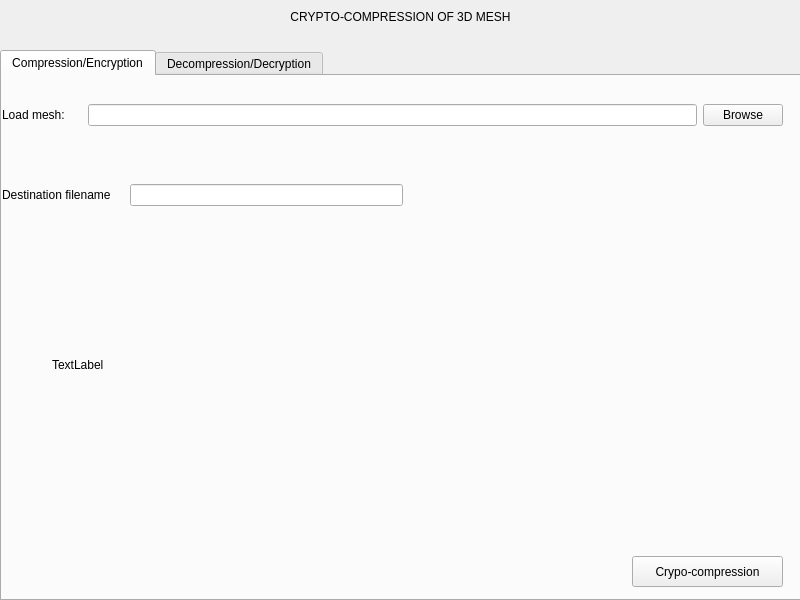
Above: Crypto-compression_of_3D_objects/Code/Crypto-compression_of_3D_objects/Interface/mainWindows.ui from EmeryBV/Crypto-compression_of_3D_objects before the change. Below: the same form after it.
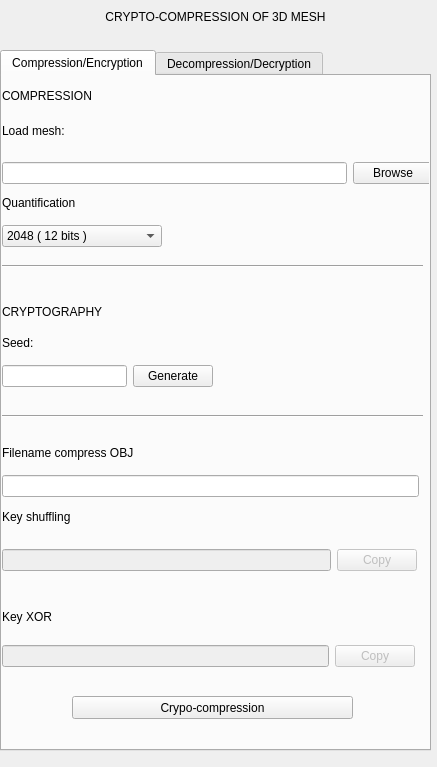
That is the form after the change. The open tabs and pages were chosen to show the change.

Patch:
```diff
--- a/Crypto-compression_of_3D_objects/Code/Crypto-compression_of_3D_objects/Interface/mainWindows.ui
+++ b/Crypto-compression_of_3D_objects/Code/Crypto-compression_of_3D_objects/Interface/mainWindows.ui
@@ -6,8 +6,8 @@
    <rect>
     <x>0</x>
     <y>0</y>
-    <width>800</width>
-    <height>600</height>
+    <width>437</width>
+    <height>767</height>
    </rect>
   </property>
   <property name="windowTitle">
@@ -19,7 +19,7 @@
      <rect>
       <x>0</x>
       <y>6</y>
-      <width>801</width>
+      <width>431</width>
       <height>21</height>
      </rect>
     </property>
@@ -35,8 +35,8 @@
      <rect>
       <x>0</x>
       <y>50</y>
-      <width>801</width>
-      <height>551</height>
+      <width>431</width>
+      <height>701</height>
      </rect>
     </property>
     <property name="currentIndex">
@@ -46,75 +46,360 @@
      <attribute name="title">
       <string>Compression/Encryption</string>
      </attribute>
-     <widget class="QWidget" name="horizontalLayoutWidget">
+     <widget class="QLabel" name="label_6">
       <property name="geometry">
        <rect>
         <x>0</x>
         <y>0</y>
-        <width>781</width>
-        <height>78</height>
+        <width>300</width>
+        <height>40</height>
        </rect>
       </property>
-      <layout class="QHBoxLayout" name="horizontalLayout">
+      <property name="maximumSize">
+       <size>
+        <width>300</width>
+        <height>40</height>
+       </size>
+      </property>
+      <property name="styleSheet">
+       <string notr="true">font: 14pt &quot;RaghuMalayalamSans&quot;;</string>
+      </property>
+      <property name="text">
+       <string>COMPRESSION</string>
+      </property>
+      <property name="textFormat">
+       <enum>Qt::AutoText</enum>
+      </property>
+     </widget>
+     <widget class="QWidget" name="verticalLayoutWidget_2">
+      <property name="geometry">
+       <rect>
+        <x>0</x>
+        <y>30</y>
+        <width>431</width>
+        <height>80</height>
+       </rect>
+      </property>
+      <layout class="QVBoxLayout" name="verticalLayout_5">
        <item>
         <widget class="QLabel" name="label_2">
+         <property name="maximumSize">
+          <size>
+           <width>16777215</width>
+           <height>50</height>
+          </size>
+         </property>
          <property name="text">
           <string>Load mesh:     </string>
          </property>
         </widget>
        </item>
        <item>
-        <widget class="QLineEdit" name="filePath"/>
+        <layout class="QHBoxLayout" name="horizontalLayout">
+         <item>
+          <widget class="QLineEdit" name="filePath"/>
+         </item>
+         <item>
+          <widget class="QPushButton" name="browse">
+           <property name="text">
+            <string>Browse</string>
+           </property>
+          </widget>
+         </item>
+        </layout>
        </item>
+      </layout>
+     </widget>
+     <widget class="QWidget" name="verticalLayoutWidget">
+      <property name="geometry">
+       <rect>
+        <x>0</x>
+        <y>110</y>
+        <width>160</width>
+        <height>61</height>
+       </rect>
+      </property>
+      <layout class="QVBoxLayout" name="verticalLayout_4">
        <item>
-        <widget class="QPushButton" name="browse">
+        <widget class="QLabel" name="label_5">
          <property name="text">
-          <string>Browse</string>
+          <string>Quantification</string>
          </property>
         </widget>
+       </item>
+       <item>
+        <widget class="QComboBox" name="quantification">
+         <property name="editable">
+          <bool>false</bool>
+         </property>
+         <item>
+          <property name="text">
+           <string>2048 ( 12 bits )</string>
+          </property>
+         </item>
+         <item>
+          <property name="text">
+           <string>1024 ( 11 bits )</string>
+          </property>
+         </item>
+         <item>
+          <property name="text">
+           <string>512 ( 10 bits )</string>
+          </property>
+         </item>
+         <item>
+          <property name="text">
+           <string>256 ( 9 bits )</string>
+          </property>
+         </item>
+         <item>
+          <property name="text">
+           <string>128 ( 8 bits )</string>
+          </property>
+         </item>
+         <item>
+          <property name="text">
+           <string>64  ( 7 bits )</string>
+          </property>
+         </item>
+         <item>
+          <property name="text">
+           <string>32 ( 6 bits )</string>
+          </property>
+         </item>
+         <item>
+          <property name="text">
+           <string>16 ( 5 bits )</string>
+          </property>
+         </item>
+         <item>
+          <property name="text">
+           <string>8 ( 4 bits )</string>
+          </property>
+         </item>
+         <item>
+          <property name="text">
+           <string>4 (3 bits )</string>
+          </property>
+         </item>
+         <item>
+          <property name="text">
+           <string>3 (2 bits )</string>
+          </property>
+         </item>
+         <item>
+          <property name="text">
+           <string>2 (1 bits )</string>
+          </property>
+         </item>
+        </widget>
+       </item>
+      </layout>
+     </widget>
+     <widget class="QLabel" name="label_7">
+      <property name="geometry">
+       <rect>
+        <x>0</x>
+        <y>220</y>
+        <width>201</width>
+        <height>31</height>
+       </rect>
+      </property>
+      <property name="styleSheet">
+       <string notr="true">font: 14pt &quot;RaghuMalayalamSans&quot;;</string>
+      </property>
+      <property name="text">
+       <string>CRYPTOGRAPHY</string>
+      </property>
+      <property name="textFormat">
+       <enum>Qt::AutoText</enum>
+      </property>
+      <property name="scaledContents">
+       <bool>false</bool>
+      </property>
+     </widget>
+     <widget class="QWidget" name="">
+      <property name="geometry">
+       <rect>
+        <x>0</x>
+        <y>250</y>
+        <width>211</width>
+        <height>61</height>
+       </rect>
+      </property>
+      <layout class="QVBoxLayout" name="verticalLayout_3">
+       <item>
+        <widget class="QLabel" name="label_8">
+         <property name="text">
+          <string>Seed: </string>
+         </property>
+        </widget>
+       </item>
+       <item>
+        <layout class="QHBoxLayout" name="horizontalLayout_2">
+         <item>
+          <widget class="QLineEdit" name="seed"/>
+         </item>
+         <item>
+          <widget class="QPushButton" name="generateSeed">
+           <property name="text">
+            <string>Generate</string>
+           </property>
+          </widget>
+         </item>
+        </layout>
        </item>
       </layout>
      </widget>
      <widget class="QPushButton" name="execute">
       <property name="geometry">
        <rect>
-        <x>630</x>
-        <y>480</y>
-        <width>151</width>
-        <height>31</height>
+        <x>70</x>
+        <y>620</y>
+        <width>281</width>
+        <height>23</height>
        </rect>
       </property>
       <property name="text">
        <string>Crypo-compression</string>
       </property>
      </widget>
-     <widget class="QLabel" name="label_3">
+     <widget class="QLabel" name="label_11">
+      <property name="enabled">
+       <bool>true</bool>
+      </property>
       <property name="geometry">
        <rect>
-        <x>50</x>
-        <y>280</y>
-        <width>67</width>
-        <height>17</height>
+        <x>0</x>
+        <y>420</y>
+        <width>91</width>
+        <height>41</height>
        </rect>
       </property>
       <property name="text">
-       <string>TextLabel</string>
+       <string>Key shuffling </string>
       </property>
      </widget>
-     <widget class="QWidget" name="horizontalLayoutWidget_2">
+     <widget class="QWidget" name="">
       <property name="geometry">
        <rect>
         <x>0</x>
-        <y>80</y>
-        <width>401</width>
-        <height>78</height>
+        <y>460</y>
+        <width>415</width>
+        <height>48</height>
        </rect>
       </property>
-      <layout class="QHBoxLayout" name="horizontalLayout_2">
+      <layout class="QHBoxLayout" name="horizontalLayout_5">
+       <item>
+        <widget class="QLineEdit" name="shufflingKey">
+         <property name="enabled">
+          <bool>false</bool>
+         </property>
+         <property name="readOnly">
+          <bool>true</bool>
+         </property>
+        </widget>
+       </item>
+       <item>
+        <widget class="QPushButton" name="copyShuffling">
+         <property name="enabled">
+          <bool>false</bool>
+         </property>
+         <property name="text">
+          <string>Copy</string>
+         </property>
+        </widget>
+       </item>
+      </layout>
+     </widget>
+     <widget class="QLabel" name="label_12">
+      <property name="enabled">
+       <bool>true</bool>
+      </property>
+      <property name="geometry">
+       <rect>
+        <x>0</x>
+        <y>510</y>
+        <width>61</width>
+        <height>61</height>
+       </rect>
+      </property>
+      <property name="text">
+       <string>Key XOR</string>
+      </property>
+     </widget>
+     <widget class="QWidget" name="">
+      <property name="geometry">
+       <rect>
+        <x>0</x>
+        <y>560</y>
+        <width>413</width>
+        <height>41</height>
+       </rect>
+      </property>
+      <layout class="QHBoxLayout" name="horizontalLayout_7">
+       <item>
+        <widget class="QLineEdit" name="XORKey">
+         <property name="enabled">
+          <bool>false</bool>
+         </property>
+         <property name="readOnly">
+          <bool>true</bool>
+         </property>
+        </widget>
+       </item>
+       <item>
+        <widget class="QPushButton" name="copyXOR">
+         <property name="enabled">
+          <bool>false</bool>
+         </property>
+         <property name="text">
+          <string>Copy</string>
+         </property>
+        </widget>
+       </item>
+      </layout>
+     </widget>
+     <widget class="Line" name="line">
+      <property name="geometry">
+       <rect>
+        <x>0</x>
+        <y>180</y>
+        <width>421</width>
+        <height>20</height>
+       </rect>
+      </property>
+      <property name="orientation">
+       <enum>Qt::Horizontal</enum>
+      </property>
+     </widget>
+     <widget class="Line" name="line_2">
+      <property name="geometry">
+       <rect>
+        <x>0</x>
+        <y>330</y>
+        <width>421</width>
+        <height>20</height>
+       </rect>
+      </property>
+      <property name="orientation">
+       <enum>Qt::Horizontal</enum>
+      </property>
+     </widget>
+     <widget class="QWidget" name="">
+      <property name="geometry">
+       <rect>
+        <x>0</x>
+        <y>360</y>
+        <width>417</width>
+        <height>61</height>
+       </rect>
+      </property>
+      <layout class="QVBoxLayout" name="verticalLayout">
        <item>
         <widget class="QLabel" name="label_4">
          <property name="text">
-          <string>Destination filename    </string>
+          <string>Filename compress OBJ</string>
          </property>
         </widget>
        </item>
@@ -128,6 +413,182 @@
      <attribute name="title">
       <string>Decompression/Decryption</string>
      </attribute>
+     <widget class="QPushButton" name="execute2">
+      <property name="geometry">
+       <rect>
+        <x>70</x>
+        <y>620</y>
+        <width>281</width>
+        <height>23</height>
+       </rect>
+      </property>
+      <property name="text">
+       <string>Decrypt/Decompress</string>
+      </property>
+     </widget>
+     <widget class="QWidget" name="layoutWidget_3">
+      <property name="geometry">
+       <rect>
+        <x>0</x>
+        <y>240</y>
+        <width>413</width>
+        <height>41</height>
+       </rect>
+      </property>
+      <layout class="QHBoxLayout" name="horizontalLayout_8">
+       <item>
+        <widget class="QLineEdit" name="XORKeyDecrypt">
+         <property name="enabled">
+          <bool>true</bool>
+         </property>
+         <property name="readOnly">
+          <bool>false</bool>
+         </property>
+        </widget>
+       </item>
+      </layout>
+     </widget>
+     <widget class="Line" name="line_3">
+      <property name="geometry">
+       <rect>
+        <x>0</x>
+        <y>300</y>
+        <width>421</width>
+        <height>20</height>
+       </rect>
+      </property>
+      <property name="orientation">
+       <enum>Qt::Horizontal</enum>
+      </property>
+     </widget>
+     <widget class="QLabel" name="label_13">
+      <property name="enabled">
+       <bool>true</bool>
+      </property>
+      <property name="geometry">
+       <rect>
+        <x>0</x>
+        <y>210</y>
+        <width>61</width>
+        <height>31</height>
+       </rect>
+      </property>
+      <property name="text">
+       <string>Key XOR</string>
+      </property>
+     </widget>
+     <widget class="QWidget" name="layoutWidget_2">
+      <property name="geometry">
+       <rect>
+        <x>0</x>
+        <y>160</y>
+        <width>415</width>
+        <height>48</height>
+       </rect>
+      </property>
+      <layout class="QHBoxLayout" name="horizontalLayout_6">
+       <item>
+        <widget class="QLineEdit" name="shufflingKeyDecrypt">
+         <property name="enabled">
+          <bool>true</bool>
+         </property>
+         <property name="readOnly">
+          <bool>false</bool>
+         </property>
+        </widget>
+       </item>
+      </layout>
+     </widget>
+     <widget class="QWidget" name="verticalLayoutWidget_4">
+      <property name="geometry">
+       <rect>
+        <x>0</x>
+        <y>10</y>
+        <width>431</width>
+        <height>81</height>
+       </rect>
+      </property>
+      <layout class="QVBoxLayout" name="verticalLayout_8">
+       <item>
+        <widget class="QLabel" name="label_3">
+         <property name="maximumSize">
+          <size>
+           <width>16777215</width>
+           <height>50</height>
+          </size>
+         </property>
+         <property name="text">
+          <string>Browse compress file</string>
+         </property>
+        </widget>
+       </item>
+       <item>
+        <layout class="QHBoxLayout" name="horizontalLayout_9">
+         <item>
+          <widget class="QLineEdit" name="filePathCompressFile"/>
+         </item>
+         <item>
+          <widget class="QPushButton" name="browse_2">
+           <property name="text">
+            <string>Browse</string>
+           </property>
+          </widget>
+         </item>
+        </layout>
+       </item>
+      </layout>
+     </widget>
+     <widget class="QLabel" name="label_14">
+      <property name="enabled">
+       <bool>true</bool>
+      </property>
+      <property name="geometry">
+       <rect>
+        <x>0</x>
+        <y>130</y>
+        <width>91</width>
+        <height>41</height>
+       </rect>
+      </property>
+      <property name="text">
+       <string>Key shuffling </string>
+      </property>
+     </widget>
+     <widget class="Line" name="line_4">
+      <property name="geometry">
+       <rect>
+        <x>0</x>
+        <y>110</y>
+        <width>421</width>
+        <height>20</height>
+       </rect>
+      </property>
+      <property name="orientation">
+       <enum>Qt::Horizontal</enum>
+      </property>
+     </widget>
+     <widget class="QWidget" name="layoutWidget">
+      <property name="geometry">
+       <rect>
+        <x>0</x>
+        <y>350</y>
+        <width>417</width>
+        <height>61</height>
+       </rect>
+      </property>
+      <layout class="QVBoxLayout" name="verticalLayout_2">
+       <item>
+        <widget class="QLabel" name="label_9">
+         <property name="text">
+          <string>Filename compress OBJ</string>
+         </property>
+        </widget>
+       </item>
+       <item>
+        <widget class="QLineEdit" name="filepathDestination2"/>
+       </item>
+      </layout>
+     </widget>
     </widget>
    </widget>
   </widget>
```
Left out of the diff: 2 changed lines with no effect on the pictures.
